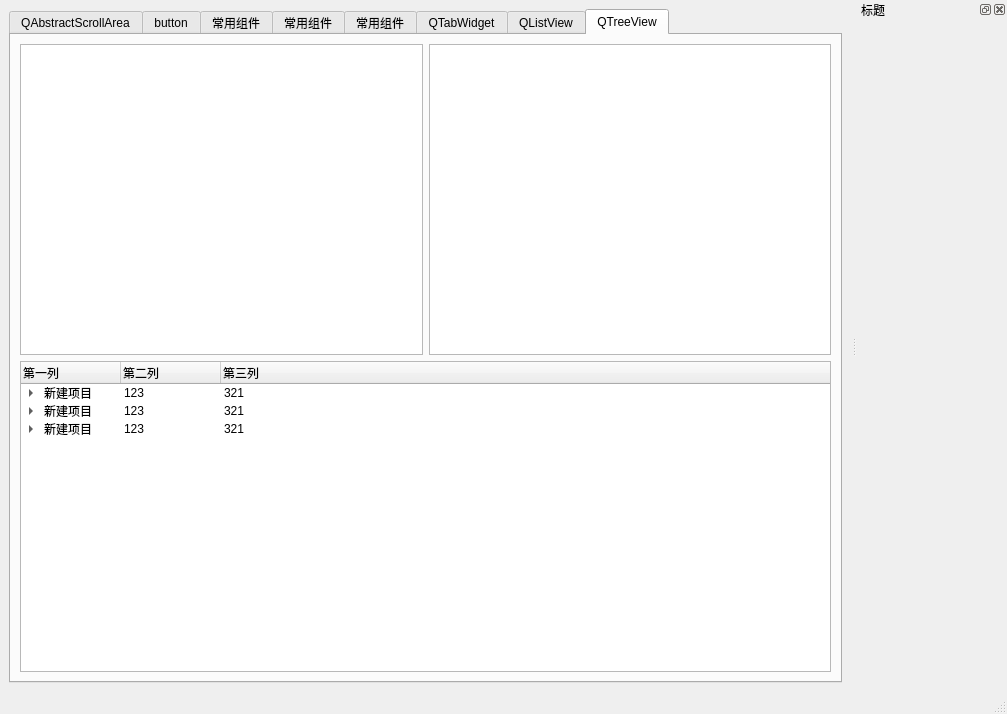
First picture: the form in QStyleDemo/QssDemo/mainwindow.ui, repository mahuifa/QMDemo, before the edit.
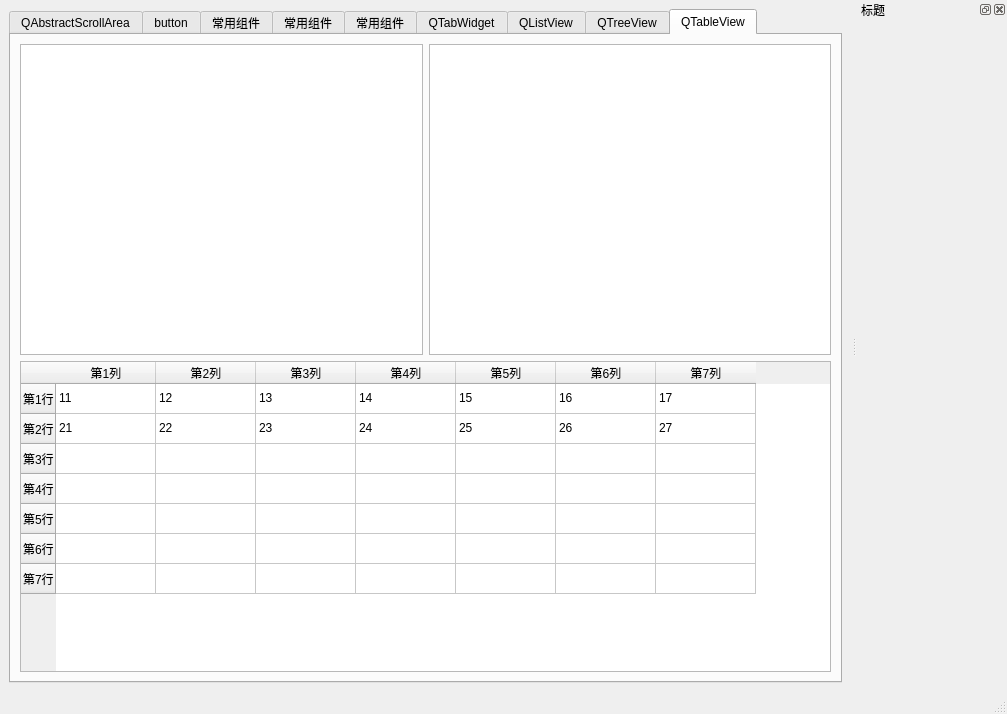
Second picture: the form after the edit.

Diff of the .ui file:
```diff
--- a/QStyleDemo/QssDemo/mainwindow.ui
+++ b/QStyleDemo/QssDemo/mainwindow.ui
@@ -21,7 +21,7 @@
        <string notr="true"/>
       </property>
       <property name="currentIndex">
-       <number>7</number>
+       <number>8</number>
       </property>
       <widget class="QWidget" name="tab">
        <attribute name="title">
@@ -1854,6 +1854,172 @@
         </item>
        </layout>
       </widget>
+      <widget class="QWidget" name="tab_18">
+       <attribute name="title">
+        <string>QTableView</string>
+       </attribute>
+       <layout class="QGridLayout" name="gridLayout_17">
+        <item row="0" column="0">
+         <widget class="QTableView" name="tableView"/>
+        </item>
+        <item row="0" column="1">
+         <widget class="QTableView" name="tableView_2"/>
+        </item>
+        <item row="1" column="0" colspan="2">
+         <widget class="QTableWidget" name="tableWidget">
+          <property name="verticalScrollMode">
+           <enum>QAbstractItemView::ScrollPerItem</enum>
+          </property>
+          <attribute name="horizontalHeaderShowSortIndicator" stdset="0">
+           <bool>false</bool>
+          </attribute>
+          <attribute name="verticalHeaderShowSortIndicator" stdset="0">
+           <bool>false</bool>
+          </attribute>
+          <row>
+           <property name="text">
+            <string>第1行</string>
+           </property>
+          </row>
+          <row>
+           <property name="text">
+            <string>第2行</string>
+           </property>
+          </row>
+          <row>
+           <property name="text">
+            <string>第3行</string>
+           </property>
+          </row>
+          <row>
+           <property name="text">
+            <string>第4行</string>
+           </property>
+          </row>
+          <row>
+           <property name="text">
+            <string>第5行</string>
+           </property>
+          </row>
+          <row>
+           <property name="text">
+            <string>第6行</string>
+           </property>
+          </row>
+          <row>
+           <property name="text">
+            <string>第7行</string>
+           </property>
+          </row>
+          <column>
+           <property name="text">
+            <string>第1列</string>
+           </property>
+          </column>
+          <column>
+           <property name="text">
+            <string>第2列</string>
+           </property>
+          </column>
+          <column>
+           <property name="text">
+            <string>第3列</string>
+           </property>
+          </column>
+          <column>
+           <property name="text">
+            <string>第4列</string>
+           </property>
+          </column>
+          <column>
+           <property name="text">
+            <string>第5列</string>
+           </property>
+          </column>
+          <column>
+           <property name="text">
+            <string>第6列</string>
+           </property>
+          </column>
+          <column>
+           <property name="text">
+            <string>第7列</string>
+           </property>
+          </column>
+          <item row="0" column="0">
+           <property name="text">
+            <string>11</string>
+           </property>
+          </item>
+          <item row="0" column="1">
+           <property name="text">
+            <string>12</string>
+           </property>
+          </item>
+          <item row="0" column="2">
+           <property name="text">
+            <string>13</string>
+           </property>
+          </item>
+          <item row="0" column="3">
+           <property name="text">
+            <string>14</string>
+           </property>
+          </item>
+          <item row="0" column="4">
+           <property name="text">
+            <string>15</string>
+           </property>
+          </item>
+          <item row="0" column="5">
+           <property name="text">
+            <string>16</string>
+           </property>
+          </item>
+          <item row="0" column="6">
+           <property name="text">
+            <string>17</string>
+           </property>
+          </item>
+          <item row="1" column="0">
+           <property name="text">
+            <string>21</string>
+           </property>
+          </item>
+          <item row="1" column="1">
+           <property name="text">
+            <string>22</string>
+           </property>
+          </item>
+          <item row="1" column="2">
+           <property name="text">
+            <string>23</string>
+           </property>
+          </item>
+          <item row="1" column="3">
+           <property name="text">
+            <string>24</string>
+           </property>
+          </item>
+          <item row="1" column="4">
+           <property name="text">
+            <string>25</string>
+           </property>
+          </item>
+          <item row="1" column="5">
+           <property name="text">
+            <string>26</string>
+           </property>
+          </item>
+          <item row="1" column="6">
+           <property name="text">
+            <string>27</string>
+           </property>
+          </item>
+         </widget>
+        </item>
+       </layout>
+      </widget>
      </widget>
     </item>
    </layout>
```
